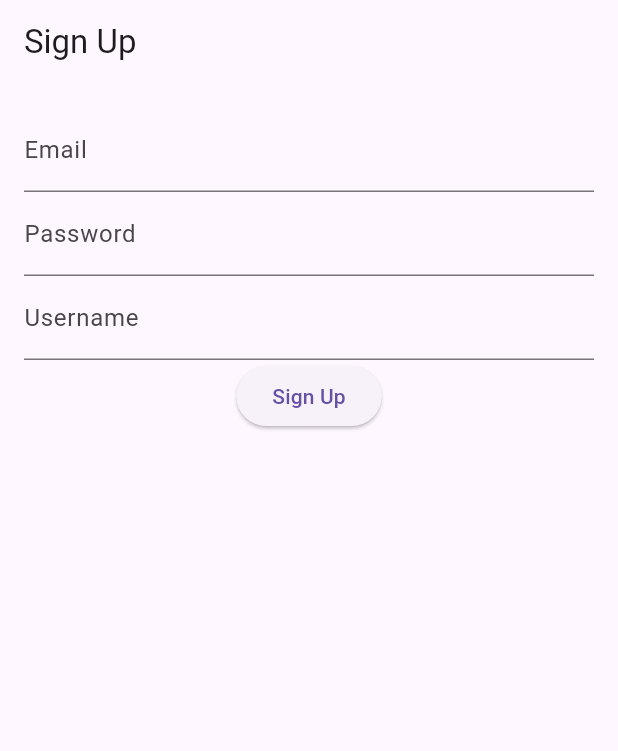
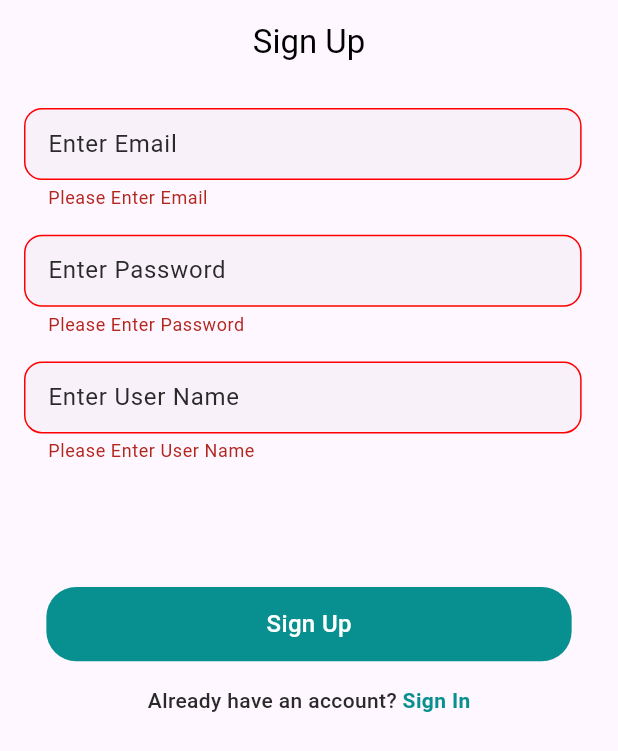
Before and after one commit to mayurpatil2991997/texhinitiatorTask, a Flutter app: the SignUpScreen screen opened directly, after a tap on "Sign Up", on a phone screen of 412 x 824 dp. Shown: the top 751 px of the screen. Run offline on Flutter 3.47's test engine with Material 3 defaults, Android fonts, the phone set to English and light mode, and no system bars; our stand-ins replace cloud_firestore, firebase_auth, firebase_core, flutter_bloc, sizer; accounts and stored records are empty.

Commit message:
Changed sign up screen ui

```diff
--- a/lib/screens/login_screen.dart
+++ b/lib/screens/login_screen.dart
@@ -54,6 +54,7 @@ class _LoginScreenState extends State<LoginScreen> {
             ),
           )),
       body: Form(
+        key: formKey,
           child: Padding(
             padding: const EdgeInsets.all(16.0),
             child: Column(
@@ -83,7 +84,7 @@ class _LoginScreenState extends State<LoginScreen> {
                     if (value!.isEmpty) {
                       return "Please Enter Password";
                     } else {
-                      return FormValidate.validateEmail(
+                      return FormValidate.validatePassword(
                           value, "Please Enter Valid Password");
                     }
                   },
--- a/lib/screens/sign_up_screen.dart
+++ b/lib/screens/sign_up_screen.dart
@@ -2,6 +2,13 @@
 import 'package:cloud_firestore/cloud_firestore.dart';
 import 'package:flutter/material.dart';
 import 'package:firebase_auth/firebase_auth.dart';
+import 'package:sizer/sizer.dart';
+import 'package:tech_initiator/Themes/app_colors_theme.dart';
+import 'package:tech_initiator/Themes/app_text_theme.dart';
+import 'package:tech_initiator/Utils/form_validate.dart';
+import 'package:tech_initiator/screens/login_screen.dart';
+import 'package:tech_initiator/widgets/button_widget.dart';
+import 'package:tech_initiator/widgets/custom_text_field.dart';
 
 class SignUpScreen extends StatefulWidget {
   @override
@@ -13,6 +20,7 @@ class _SignUpScreenState extends State<SignUpScreen> {
   final _passwordController = TextEditingController();
   final _usernameController = TextEditingController();
   final FirebaseAuth _auth = FirebaseAuth.instance;
+  final formKey = GlobalKey<FormState>();
 
   Future<void> _signUp() async {
     try {
@@ -31,30 +39,112 @@ class _SignUpScreenState extends State<SignUpScreen> {
   @override
   Widget build(BuildContext context) {
     return Scaffold(
-      appBar: AppBar(title: Text("Sign Up")),
-      body: Padding(
+      appBar: AppBar(
+          centerTitle: true,
+          title: const Text(
+            "Sign Up",
+            style: TextStyle(
+              fontSize: 22,
+              color: Colors.black,
+            ),
+          )),
+      body: Form(
+        key: formKey,
+          child: Padding(
             padding: const EdgeInsets.all(16.0),
             child: Column(
               children: [
-            TextField(
+                CustomTextField(
+                  hintText: "Enter Email",
                   controller: _emailController,
-              decoration: InputDecoration(labelText: 'Email'),
+                  keyboardType: null,
+                  validator: (value) {
+                    if (value!.isEmpty) {
+                      return "Please Enter Email";
+                    } else {
+                      return FormValidate.validateEmail(
+                          value, "Please Enter Valid Email");
+                    }
+                  },
                 ),
-            TextField(
+                SizedBox(
+                  height: 2.h,
+                ),
+                CustomTextField(
+                  hintText: "Enter Password",
                   controller: _passwordController,
+                  keyboardType: null,
                   obscureText: true,
-              decoration: InputDecoration(labelText: 'Password'),
+                  validator: (value) {
+                    if (value!.isEmpty) {
+                      return "Please Enter Password";
+                    } else {
+                      return FormValidate.validateEmail(
+                          value, "Please Enter Valid Password");
+                    }
+                  },
                 ),
-            TextField(
+                SizedBox(
+                  height: 2.h,
+                ),
+                CustomTextField(
+                  hintText: "Enter User Name",
                   controller: _usernameController,
-              decoration: InputDecoration(labelText: 'Username'),
+                  keyboardType: null,
+                  validator: (value) {
+                    if (value!.isEmpty) {
+                      return "Please Enter User Name";
+                    } else {
+                      return FormValidate.validateEmail(
+                          value, "Please Enter Valid User Name");
+                    }
+                  },
                 ),
-            ElevatedButton(
-              onPressed: _signUp,
-              child: Text('Sign Up'),
+                SizedBox(
+                  height: 10.h,
+                ),
+                ButtonWidget(
+                  onTap: () {
+                    if (formKey.currentState?.validate() ?? false) {
+                      _signUp();
+                    }
+                  },
+                  text: "Sign Up",
+                  textStyle: AppTextStyle.mediumText
+                      .copyWith(color: AppColor.whiteColor, fontSize: 16),
+                ),
+                SizedBox(
+                  height: 2.h,
+                ),
+                Row(
+                  mainAxisAlignment: MainAxisAlignment.center,
+                  children: [
+                    Text(
+                      "Already have an account? ",
+                      style: AppTextStyle.mediumText
+                          .copyWith(fontSize: 14, color: AppColor.blackColor),
+                    ),
+                    InkWell(
+                      onTap: () {
+                        Navigator.pushReplacement(
+                          context,
+                          MaterialPageRoute(
+                            builder: (context) =>
+                                LoginScreen(),
+                          ),
+                        );
+                      },
+                      child: Text(
+                        "Sign In",
+                        style: AppTextStyle.semiBoldText.copyWith(
+                            fontSize: 14, color: AppColor.primaryColor),
+                      ),
+                    )
+                  ],
                 ),
               ],
             ),
+          )
       ),
     );
   }
```
Lines whose indentation alone changed are shown as unchanged.
